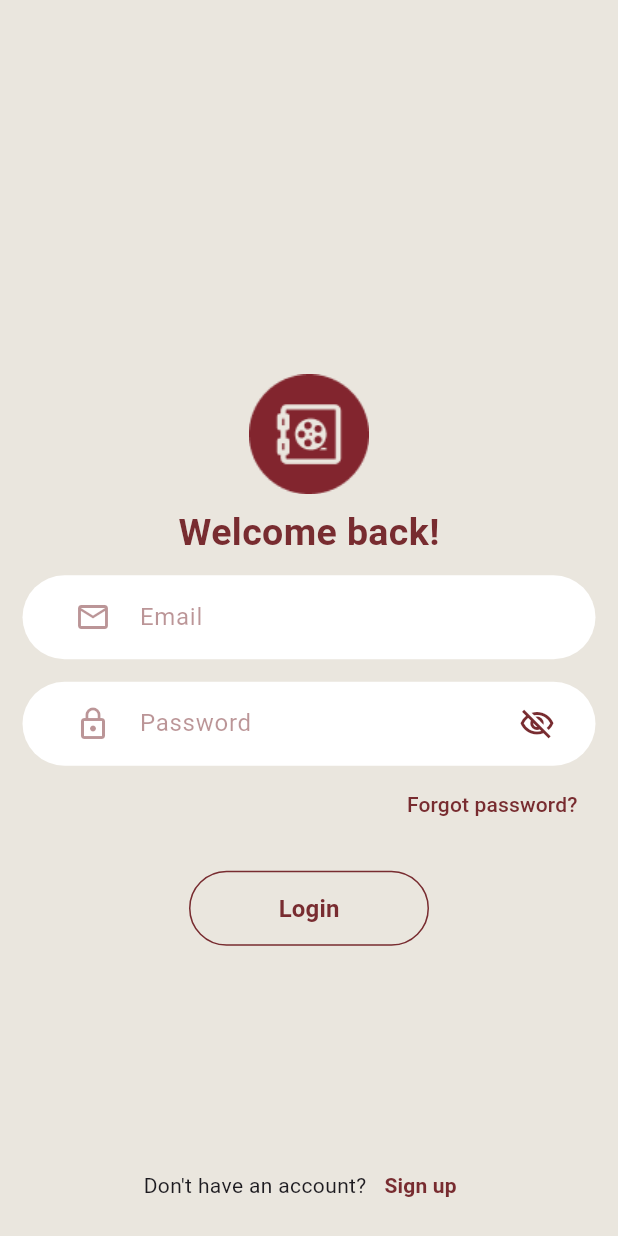
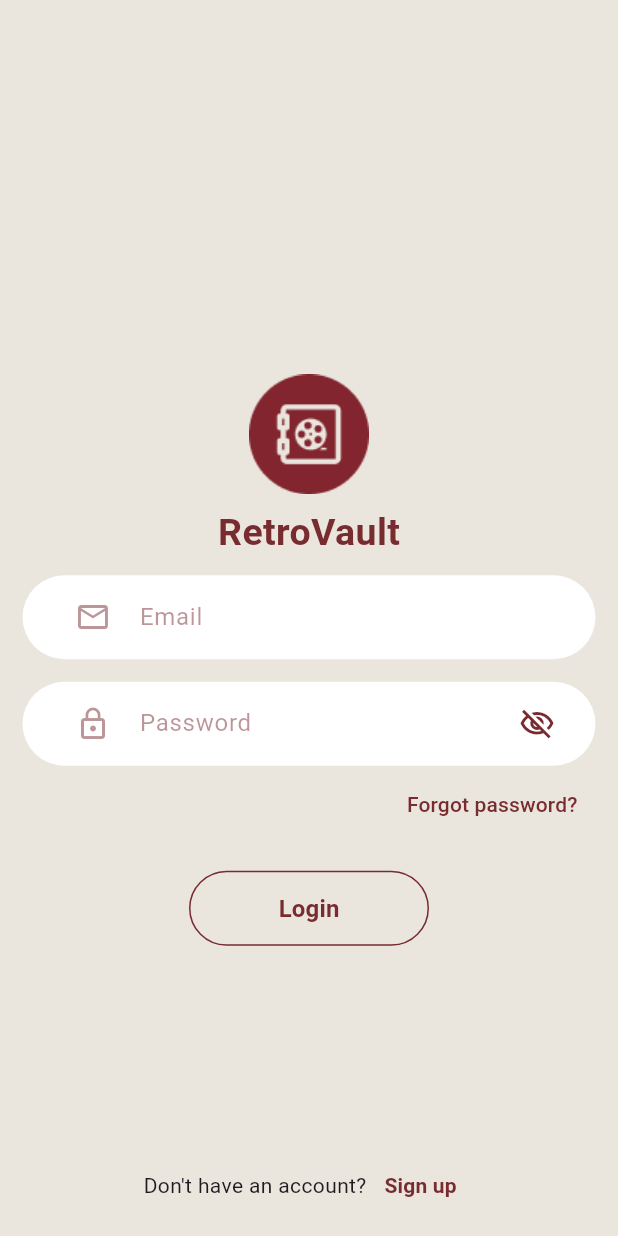
Before and after one commit to suleiyinwin/Retro_Vault, a Flutter app: the screen it shows after launch, on a phone screen of 412 x 824 dp. Run offline on Flutter 3.47's test engine with Material 3 defaults, Android fonts, the phone set to English and light mode, and no system bars; our stand-ins replace cloud_firestore, firebase_auth, firebase_core, firebase_storage, fluttertoast, get and 2 more; missing offline and left inert: dart:html, firebase_ui_auth; accounts and stored records are empty.

Commit message:
[update] welcomeback text
update retrovault app name instead of welcomeback text

```diff
--- a/lib/pages/authentication/login.dart
+++ b/lib/pages/authentication/login.dart
@@ -70,7 +70,7 @@ class _LoginPageState extends State<LoginPage> {
               ),
               const SizedBox(
                 child: Text(
-                  'Welcome back!',
+                  'RetroVault',
                   style: TextStyle(
                     fontSize: 25,
                     fontWeight: FontWeight.bold,
```
Also changed, not shown: lib/pages/authentication/splashscreen.dart (+49 -1 lines).
